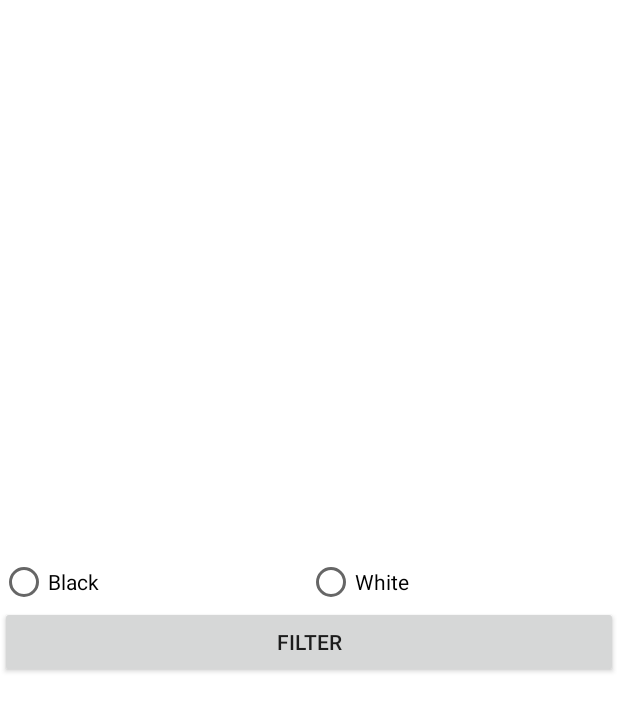
After one commit to belletarde/CatApp, an Android app: the layout filter_view.xml on its own in the app's theme, with its tools: preview values and no code run, on a phone screen of 412 x 824 dp. The commit adds this screen. Shown: the top 711 px of the screen. Run offline under Robolectric (Android 15) with nearby library versions, the phone set to English and light mode, and no system bars; network calls fail.

Commit message:
add filter view

```diff
--- a/app/src/main/res/layout/activity_main.xml
+++ b/app/src/main/res/layout/activity_main.xml
@@ -14,6 +14,12 @@
     android:layout_width="match_parent"
     android:layout_height="match_parent"
     android:visibility="gone"/>
+
+    <com.app.cat.kevin.thecatapp.view.FilterView
+        android:id="@+id/filter_view"
+        android:layout_width="match_parent"
+        android:layout_height="match_parent"
+        android:visibility="gone"/>
 
     <android.support.v7.widget.RecyclerView
         android:visibility="gone"
--- /dev/null
+++ b/app/src/main/res/layout/filter_view.xml
@@ -0,0 +1,35 @@
+<LinearLayout xmlns:android="http://schemas.android.com/apk/res/android"
+    android:layout_width="match_parent"
+    android:layout_height="match_parent"
+    android:background="@color/colorAccent"
+    android:gravity="center"
+    android:orientation="vertical">
+
+
+    <RadioGroup
+        android:id="@+id/radio_filter_view"
+        android:layout_width="match_parent"
+        android:layout_height="wrap_content"
+        android:orientation="horizontal">
+
+        <RadioButton
+            android:id="@+id/filter_view_radio_1"
+            android:layout_width="wrap_content"
+            android:layout_height="wrap_content"
+            android:layout_weight="1"
+            android:text="Black" />
+
+        <RadioButton
+            android:id="@+id/filter_view_radio_2"
+            android:layout_width="wrap_content"
+            android:layout_height="wrap_content"
+            android:layout_weight="1"
+            android:text="White" />
+    </RadioGroup>
+
+    <Button
+        android:id="@+id/filter_view_btn"
+        android:layout_width="match_parent"
+        android:layout_height="wrap_content"
+        android:text="Filter"/>
+</LinearLayout>
--- a/build.gradle
+++ b/build.gradle
@@ -6,7 +6,7 @@ buildscript {
         jcenter()
     }
     dependencies {
-        classpath 'com.android.tools.build:gradle:3.2.1'
+        classpath 'com.android.tools.build:gradle:3.3.0'
 
 
     }
```
Also changed, not shown: app/build.gradle (+4 -7 lines), app/src/main/java/com/app/cat/kevin/thecatapp/activity/MainActivity.java (+43 -1 lines), app/src/main/java/com/app/cat/kevin/thecatapp/view/FilterView.java (added, +61 -0 lines), app/src/main/res/menu/filter_layout.xml (added, +20 -0 lines), app/src/main/res/drawable-hdpi/ic_filter_list.png (added), app/src/main/res/drawable-mdpi/ic_filter_list.png (added), app/src/main/res/drawable-xhdpi/ic_filter_list.png (added), app/src/main/res/drawable-xxhdpi/ic_filter_list.png (added), app/src/main/res/drawable-xxxhdpi/ic_filter_list.png (added), gradle/wrapper/gradle-wrapper.properties.
